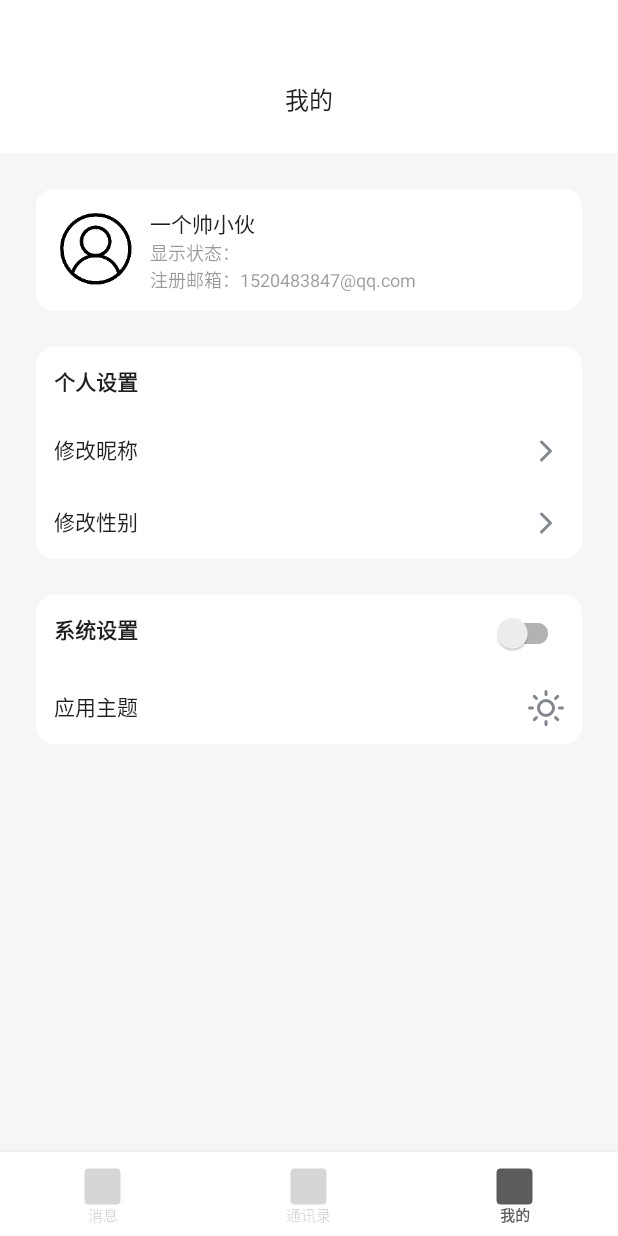
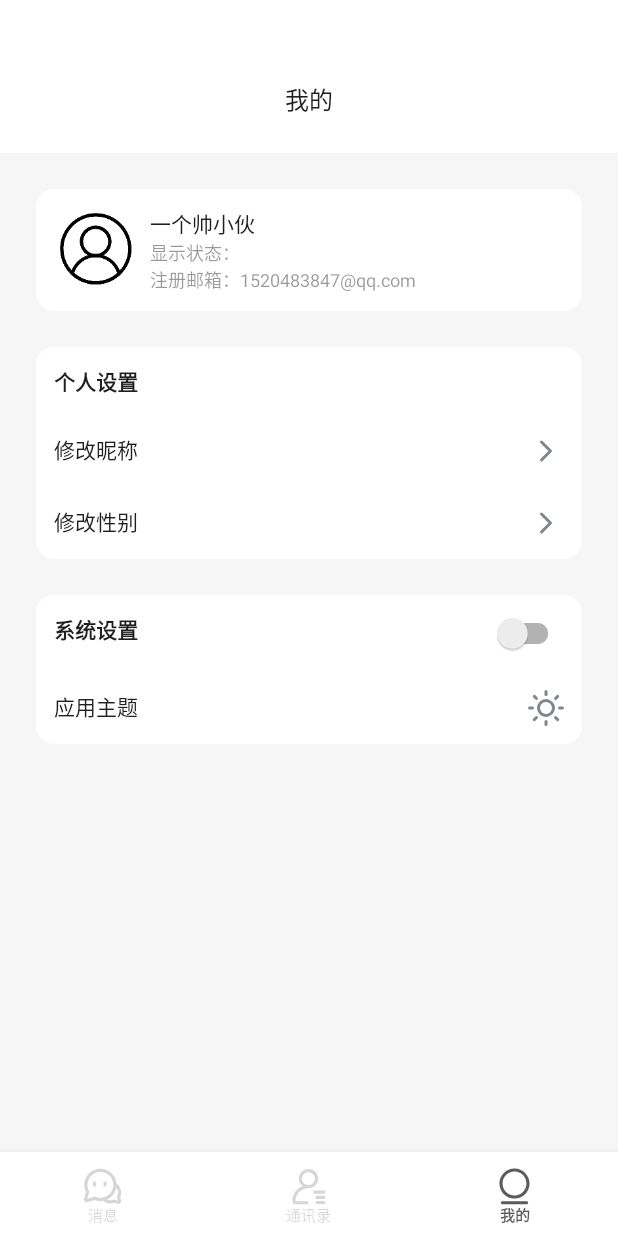
Before and after one commit to TangJingHao/GotlinIm, an Android app: the screen it shows after launch (MainActivity), item 3 of the bottom bar chosen, on a phone screen of 412 x 824 dp. Run offline under Robolectric (Android 15) with nearby library versions, the phone set to English and light mode, and no system bars; libraries missing offline, so code that uses them is left out: com.luck.picture, com.qmuiteam.qmui, com.tencent.mmkv, com.xuexiang.xui; plain views replace RadiusImageView, SwitchButton; pictures from the network do not load; 6 statements that could not run were skipped.

Commit message:
本地添加图标 14:51

```diff
--- a/app/src/main/res/menu/main_navigation.xml
+++ b/app/src/main/res/menu/main_navigation.xml
@@ -2,14 +2,14 @@
 <menu xmlns:android="http://schemas.android.com/apk/res/android">
     <item
         android:id="@+id/navigation_message_item"
-        android:icon="@drawable/t_test_default_bg"
+        android:icon="@drawable/ic_36_xiaoxi"
         android:title="消息" />
     <item
         android:id="@+id/navigation_address_book_item"
-        android:icon="@drawable/t_test_default_bg"
+        android:icon="@drawable/ic_36_tongxunlu"
         android:title="通讯录"/>
     <item
         android:id="@+id/navigation_my_information_item"
-        android:icon="@drawable/t_test_default_bg"
+        android:icon="@drawable/ic_36_wode"
         android:title="我的"/>
 </menu>
```
